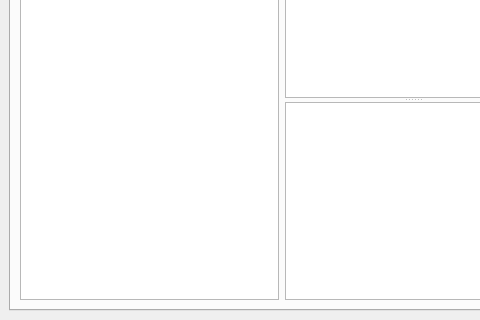
Before: the Qt Designer form gui/main.ui in dfuribez/simple_encoder, drawn with Qt 5; both pictures show x 0 to 480 and y 345 to 665 of the 561 by 665 pixel window.
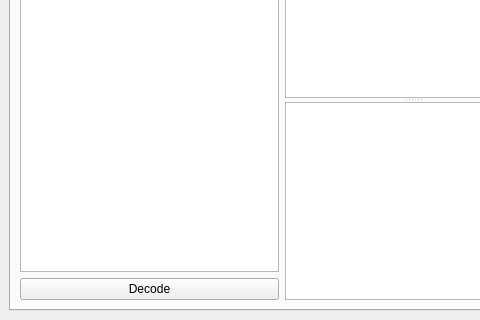
After: the same form once the commit is applied.

Commit message: add jwt encoder functionality

Diff of the .ui file:
```diff
--- a/gui/main.ui
+++ b/gui/main.ui
@@ -145,6 +145,8 @@
        </attribute>
        <layout class="QGridLayout" name="gridLayout_3">
         <item row="0" column="0">
+         <layout class="QVBoxLayout" name="verticalLayout">
+          <item>
          <widget class="QTextEdit" name="txtJwtEncoded">
           <property name="maximumSize">
            <size>
@@ -153,6 +155,15 @@
            </size>
           </property>
          </widget>
+          </item>
+          <item>
+           <widget class="QPushButton" name="cmdDecodeJwt">
+            <property name="text">
+             <string>Decode</string>
+            </property>
+           </widget>
+          </item>
+         </layout>
         </item>
         <item row="0" column="1">
          <widget class="QSplitter" name="splitter">
```
Lines whose indentation alone changed are shown as unchanged. The commit also changes 2 other files.
